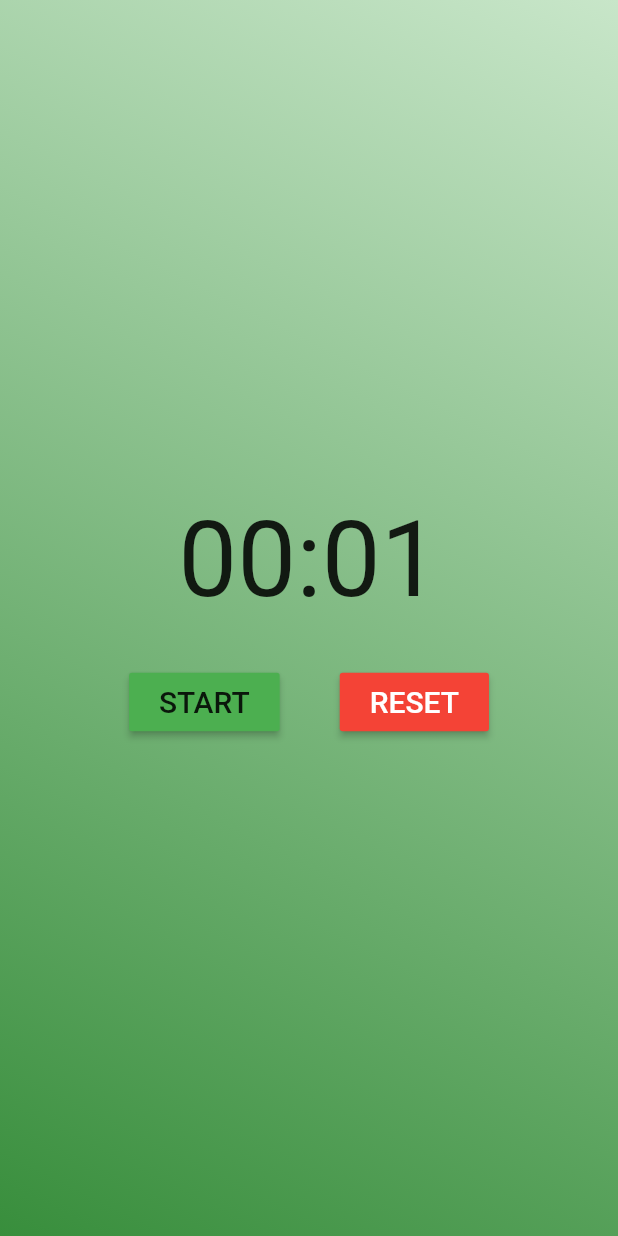
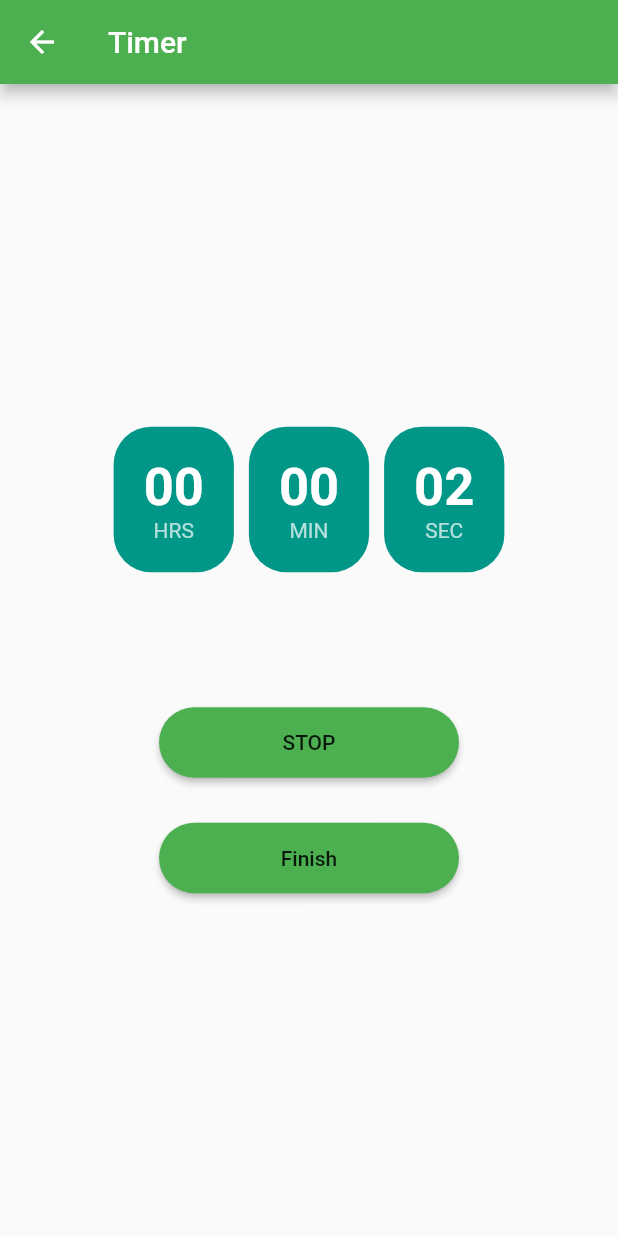
Before and after one commit to angiereyes99/gator-calisthenics-fitness-tracker, a Flutter app: the RunningTrackerPage screen opened by its route, after a tap on "START", on a phone screen of 412 x 824 dp. Run offline on Flutter 3.47's test engine with Material 2 defaults, Android fonts, the phone set to English and light mode, and no system bars; our stand-ins replace cloud_firestore, curved_navigation_bar, firebase_auth, firebase_core, google_sign_in; accounts and stored records are empty.

Commit message:
firebase for timer storing

```diff
--- a/gator_calisthenics_fitness_tracker/lib/pages/running_tracker_page.dart
+++ b/gator_calisthenics_fitness_tracker/lib/pages/running_tracker_page.dart
@@ -1,6 +1,7 @@
 import 'dart:async';
+import 'package:cloud_firestore/cloud_firestore.dart';
+import 'package:firebase_auth/firebase_auth.dart';
 import 'package:flutter/material.dart';
-import 'package:gator_calisthenics_fitness_tracker/utils/constants.dart';
 
 
 class RunningTrackerPage extends StatefulWidget {
@@ -13,119 +14,134 @@ class RunningTrackerPage extends StatefulWidget {
 
 class _RunningTrackerStatePage extends State<RunningTrackerPage> {
 
-  bool flag = true;
-  Stream<int> timerStream;
-  StreamSubscription<int> timerSubscription;
-  // String hoursStr = '00';
-  String minutesStr = '00';
-  String secondsStr = '00';
+  final firestoreInstance = FirebaseFirestore.instance;
+  final FirebaseAuth auth = FirebaseAuth.instance;
 
-  Stream<int> stopwatchStream() {
+  static const duration = const Duration(seconds: 1);
 
-  StreamController<int> streamController;
+  int secondsPassed = 0;
+  bool isActive = false;
+  bool hasSavedTime = false;
+
   Timer timer;
-  Duration timerInterval = Duration(seconds: 1);
-  int counter = 0;
 
-  void stopTimer() {
-
-    if (timer != null) {
-      timer.cancel();
-      timer = null;
-      counter = 0;
-      streamController.close();
+  void handleTick() {
+    if (isActive) {
+      setState(() {
+        secondsPassed = secondsPassed + 1;
+      });
     }
-  }
-
-  void tick(_) {
-    counter++;
-    streamController.add(counter);
-    if (!flag) {
-      streamController.close();
-    }
-  }
-
-  void startTimer() {
-    timer = Timer.periodic(timerInterval, tick);
-  }
-
-  streamController = StreamController<int>(
-    onListen: startTimer,
-    onCancel: stopTimer,
-    onResume: startTimer,
-    onPause: stopTimer,
-  );
-
-  return streamController.stream;
   }
 
   @override
   Widget build(BuildContext context) {
-    return Scaffold(
-      body: Container(
-        decoration: primaryBackground,
-        child: Center(
+    if (timer == null) {
+      timer = Timer.periodic(duration, (Timer t) {
+        handleTick();
+      });
+    }
+    int seconds = secondsPassed % 60;
+    int minutes = secondsPassed ~/ 60;
+    int hours = secondsPassed ~/ (60 * 60);
+
+    return new Scaffold(
+          appBar: AppBar(
+            backgroundColor: Colors.green,
+            title: new Text('Timer'),
+          ),
+          body: Center(
             child: Column(
+              mainAxisSize: MainAxisSize.min,
+              children: <Widget>[
+                Row(
                   mainAxisAlignment: MainAxisAlignment.center,
-            mainAxisSize: MainAxisSize.max,
                   children: <Widget>[
-              Text(
-                "$minutesStr:$secondsStr",
-                style: TextStyle(
-                  fontSize: 70.0,
+                    LabelText(
+                        label: 'HRS', value: hours.toString().padLeft(2, '0')),
+                    LabelText(
+                        label: 'MIN',
+                        value: minutes.toString().padLeft(2, '0')),
+                    LabelText(
+                        label: 'SEC',
+                        value: seconds.toString().padLeft(2, '0')),
+                  ],
+                ),
+                SizedBox(height: 60),
+                Container(
+                  width: 200,
+                  height: 47,
+                  margin: EdgeInsets.only(top: 30),
+                  child: RaisedButton(
+                    color: Colors.green,
+                    shape: RoundedRectangleBorder(
+                        borderRadius: BorderRadius.circular(25)),
+                    child: Text(isActive ? 'STOP' : 'START'),
+                    onPressed: () {
+                      setState(() {
+                        isActive = !isActive;
+                      });
+                    },
                   ),
                 ),
-              SizedBox(height: 30),
-              Row(
-                mainAxisAlignment: MainAxisAlignment.center,
-                children: [
-                  RaisedButton(
-                    padding: EdgeInsets.symmetric(horizontal: 20.0, vertical: 8.0),
-                    onPressed: () {
-                      timerStream = stopwatchStream();
-                      timerSubscription = timerStream.listen((int newTick) {
+                Container(
+                  width: 200,
+                  height: 47,
+                  margin: EdgeInsets.only(top: 30),
+                  child: RaisedButton(
+                    color: Colors.green,
+                    shape: RoundedRectangleBorder(
+                        borderRadius: BorderRadius.circular(25)),
+                    child: Text('Finish'),
+                    onPressed: isActive ? () {
                       setState(() {
-                          // hoursStr = ((newTick / (60 * 60)) % 60).floor().toString().padLeft(2, '0');
-                          minutesStr = ((newTick / 60) % 60).floor().toString().padLeft(2, '0');
-                          secondsStr = (newTick % 60).floor().toString().padLeft(2,'0');
+                        hasSavedTime = true;
+                        isActive = !isActive;
+                        firestoreInstance.collection('running_times').add({
+                          "email": auth.currentUser.email,
+                          "duration": hours.toString().padLeft(2, '0') + ":" + minutes.toString().padLeft(2, '0') + ":" + seconds.toString().padLeft(2, '0'),
                         });
                       });
-                    },
-                    color: Colors.green,
-                    child: Text(
-                      'START',
-                      style: TextStyle(
-                        fontSize: 20.0,
-                      ),
-                    ),
-                  ),
-                  SizedBox(width: 40.0),
-                  RaisedButton(
-                    padding: EdgeInsets.symmetric(horizontal: 20.0, vertical: 8.0),
-                    onPressed: () {
-                      timerSubscription.cancel();
-                      timerStream = null;
-                      setState(() {
-                        // hoursStr = '00';
-                        minutesStr = '00';
-                        secondsStr = '00';
-                      });
-                    },
-                    color: Colors.red,
-                    child: Text(
-                      'RESET',
-                      style: TextStyle(
-                        color: Colors.white,
-                        fontSize: 20.0,
-                      ),
+                    } : null,
                   ),
                 )
               ],
-              )
-            ],
-          ),
             ),
           ),
         );
   }
 }
+
+class LabelText extends StatelessWidget {
+  LabelText({this.label, this.value});
+
+  final String label;
+  final String value;
+
+  @override
+  Widget build(BuildContext context) {
+    return Container(
+      margin: EdgeInsets.symmetric(horizontal: 5),
+      padding: EdgeInsets.all(20),
+      decoration: BoxDecoration(
+        borderRadius: BorderRadius.circular(25),
+        color: Colors.teal,
+      ),
+      child: Column(
+        mainAxisSize: MainAxisSize.min,
+        children: <Widget>[
+          Text(
+            '$value',
+            style: TextStyle(
+                color: Colors.white, fontSize: 35, fontWeight: FontWeight.bold),
+          ),
+          Text(
+            '$label',
+            style: TextStyle(
+              color: Colors.white70,
+            ),
+          ),
+        ],
+      ),
+    );
+  }
+}
```
Lines whose indentation alone changed are shown as unchanged.
